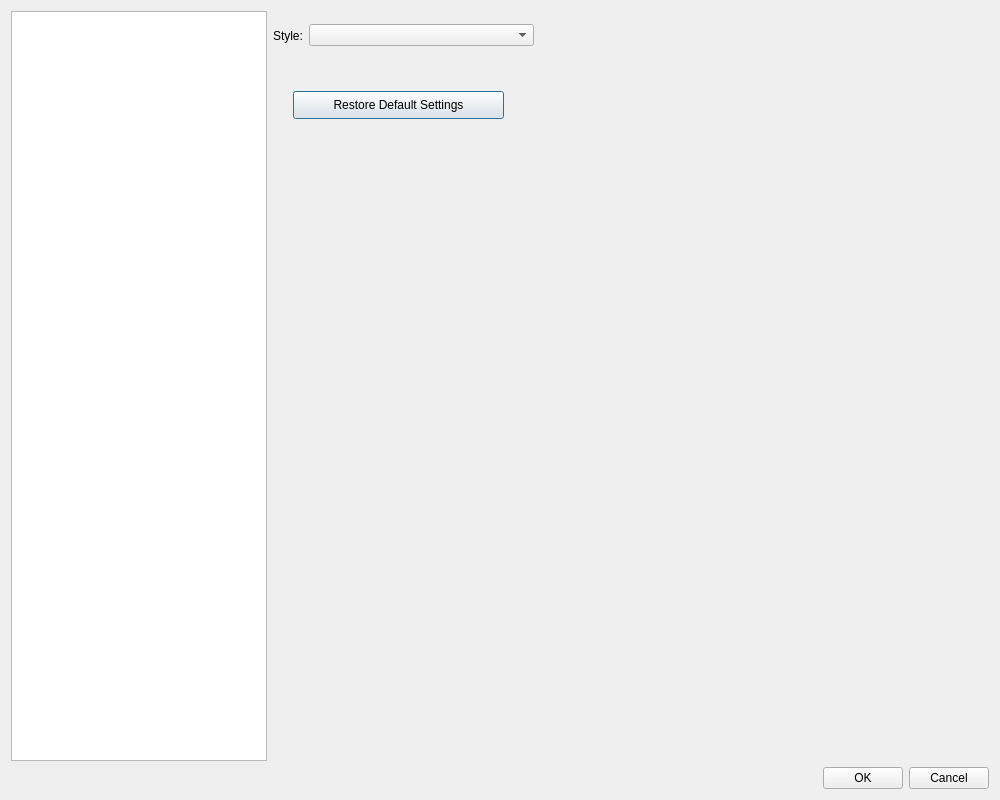
First picture: the form in ui/configDialog.ui, repository cocom-official/CoCOM, before the edit.
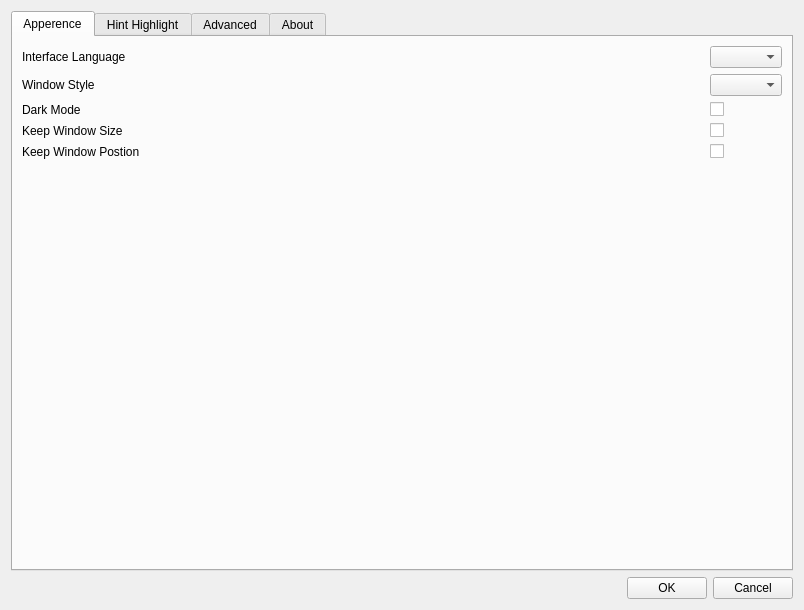
Second picture: the form after the edit.

Commit message: add config; add dark mode;

What changed in the file:
```diff
--- a/ui/configDialog.ui
+++ b/ui/configDialog.ui
@@ -6,8 +6,8 @@
    <rect>
     <x>0</x>
     <y>0</y>
-    <width>1000</width>
-    <height>800</height>
+    <width>804</width>
+    <height>610</height>
    </rect>
   </property>
   <property name="windowTitle">
@@ -17,51 +17,41 @@
    <item>
     <layout class="QHBoxLayout" name="horizontalLayout_2">
      <item>
-      <widget class="QListWidget" name="listWidget">
-       <property name="sizePolicy">
-        <sizepolicy hsizetype="Fixed" vsizetype="Expanding">
-         <horstretch>0</horstretch>
-         <verstretch>0</verstretch>
-        </sizepolicy>
-       </property>
-       <property name="iconSize">
-        <size>
-         <width>32</width>
-         <height>32</height>
-        </size>
-       </property>
-      </widget>
-     </item>
-     <item>
-      <widget class="QStackedWidget" name="stackedWidget">
+      <widget class="QTabWidget" name="tabWidget">
        <property name="currentIndex">
         <number>0</number>
        </property>
-       <widget class="QWidget" name="page">
-        <widget class="QWidget" name="layoutWidget">
-         <property name="geometry">
-          <rect>
-           <x>0</x>
-           <y>10</y>
-           <width>261</width>
-           <height>29</height>
-          </rect>
-         </property>
-         <layout class="QHBoxLayout" name="horizontalLayout_3">
+       <widget class="QWidget" name="apperenceTab">
+        <attribute name="title">
+         <string>Apperence</string>
+        </attribute>
+        <layout class="QVBoxLayout" name="verticalLayout_4">
           <item>
-           <widget class="QLabel" name="styleLabel">
-            <property name="sizePolicy">
-             <sizepolicy hsizetype="Fixed" vsizetype="Minimum">
-              <horstretch>0</horstretch>
-              <verstretch>0</verstretch>
-             </sizepolicy>
-            </property>
+          <layout class="QGridLayout" name="gridLayout">
+           <item row="0" column="0">
+            <widget class="QLabel" name="label_4">
             <property name="text">
-             <string>Style:</string>
+              <string>Interface Language</string>
             </property>
            </widget>
           </item>
-          <item>
+           <item row="0" column="1">
+            <spacer name="horizontalSpacer_7">
+             <property name="orientation">
+              <enum>Qt::Horizontal</enum>
+             </property>
+             <property name="sizeHint" stdset="0">
+              <size>
+               <width>40</width>
+               <height>20</height>
+              </size>
+             </property>
+            </spacer>
+           </item>
+           <item row="0" column="2">
+            <widget class="QComboBox" name="languageComboBox"/>
+           </item>
+           <item row="1" column="2">
            <widget class="QComboBox" name="styleComboBox">
             <property name="sizePolicy">
              <sizepolicy hsizetype="Preferred" vsizetype="Fixed">
@@ -71,17 +61,97 @@
             </property>
            </widget>
           </item>
-         </layout>
-        </widget>
+           <item row="2" column="0">
+            <widget class="QLabel" name="label_3">
+             <property name="text">
+              <string>Dark Mode</string>
+             </property>
+            </widget>
+           </item>
+           <item row="2" column="2">
+            <widget class="QCheckBox" name="darkModeCheckBox">
+             <property name="text">
+              <string/>
+             </property>
+            </widget>
+           </item>
+           <item row="3" column="0">
+            <widget class="QLabel" name="label_2">
+             <property name="text">
+              <string>Keep Window Size</string>
+             </property>
+            </widget>
+           </item>
+           <item row="3" column="2">
+            <widget class="QCheckBox" name="keepWindowsSizeCheckBox">
+             <property name="text">
+              <string/>
+             </property>
+            </widget>
+           </item>
+           <item row="4" column="0">
+            <widget class="QLabel" name="label">
+             <property name="text">
+              <string>Keep Window Postion</string>
+             </property>
+            </widget>
+           </item>
+           <item row="4" column="2">
+            <widget class="QCheckBox" name="keepWindowsPosCheckBox">
+             <property name="text">
+              <string/>
+             </property>
+            </widget>
+           </item>
+           <item row="1" column="0">
+            <widget class="QLabel" name="label_5">
+             <property name="text">
+              <string>Window Style</string>
+             </property>
+            </widget>
+           </item>
+          </layout>
+         </item>
+         <item>
+          <spacer name="verticalSpacer">
+           <property name="orientation">
+            <enum>Qt::Vertical</enum>
+           </property>
+           <property name="sizeHint" stdset="0">
+            <size>
+             <width>20</width>
+             <height>40</height>
+            </size>
+           </property>
+          </spacer>
+         </item>
+        </layout>
+       </widget>
+       <widget class="QWidget" name="hintHighliteTab">
+        <attribute name="title">
+         <string>Hint Highlight</string>
+        </attribute>
+       </widget>
+       <widget class="QWidget" name="advancedTab">
+        <attribute name="title">
+         <string>Advanced</string>
+        </attribute>
+        <layout class="QVBoxLayout" name="verticalLayout_5">
+         <item>
+          <spacer name="verticalSpacer_2">
+           <property name="orientation">
+            <enum>Qt::Vertical</enum>
+           </property>
+           <property name="sizeHint" stdset="0">
+            <size>
+             <width>20</width>
+             <height>474</height>
+            </size>
+           </property>
+          </spacer>
+         </item>
+         <item>
         <widget class="QPushButton" name="restoreButton">
-         <property name="geometry">
-          <rect>
-           <x>20</x>
-           <y>80</y>
-           <width>211</width>
-           <height>28</height>
-          </rect>
-         </property>
          <property name="toolTip">
           <string>This will delete all settings, and restart application.</string>
          </property>
@@ -89,10 +159,30 @@
           <string>Restore Default Settings</string>
          </property>
         </widget>
+         </item>
+        </layout>
        </widget>
-       <widget class="QWidget" name="page_2">
+       <widget class="QWidget" name="aboutTab">
+        <attribute name="title">
+         <string>About</string>
+        </attribute>
         <layout class="QVBoxLayout" name="verticalLayout_3">
          <item>
+          <layout class="QHBoxLayout" name="horizontalLayout_3">
+           <item>
+            <widget class="QLabel" name="iconLabel">
+             <property name="minimumSize">
+              <size>
+               <width>64</width>
+               <height>64</height>
+              </size>
+             </property>
+             <property name="text">
+              <string/>
+             </property>
+            </widget>
+           </item>
+           <item>
           <widget class="QLabel" name="nameLabel">
            <property name="sizePolicy">
             <sizepolicy hsizetype="Minimum" vsizetype="Minimum">
@@ -115,6 +205,21 @@
           </widget>
          </item>
          <item>
+            <spacer name="horizontalSpacer_6">
+             <property name="orientation">
+              <enum>Qt::Horizontal</enum>
+             </property>
+             <property name="sizeHint" stdset="0">
+              <size>
+               <width>40</width>
+               <height>20</height>
+              </size>
+             </property>
+            </spacer>
+           </item>
+          </layout>
+         </item>
+         <item>
           <layout class="QVBoxLayout" name="verticalLayout_2">
            <item>
             <layout class="QHBoxLayout" name="horizontalLayout_9" stretch="1,1">
@@ -375,12 +480,6 @@
              <verstretch>0</verstretch>
             </sizepolicy>
            </property>
-           <property name="minimumSize">
-            <size>
-             <width>0</width>
-             <height>500</height>
-            </size>
-           </property>
            <property name="openExternalLinks">
             <bool>true</bool>
            </property>
```
Lines whose indentation alone changed are shown as unchanged. The commit also changes 19 other files.
